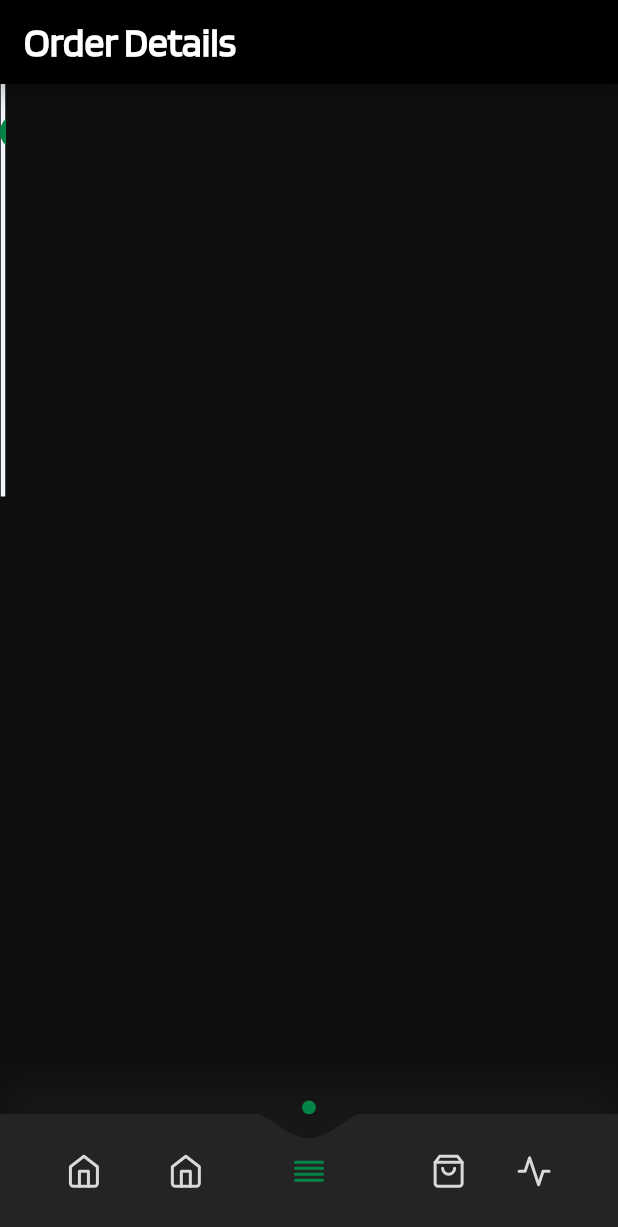
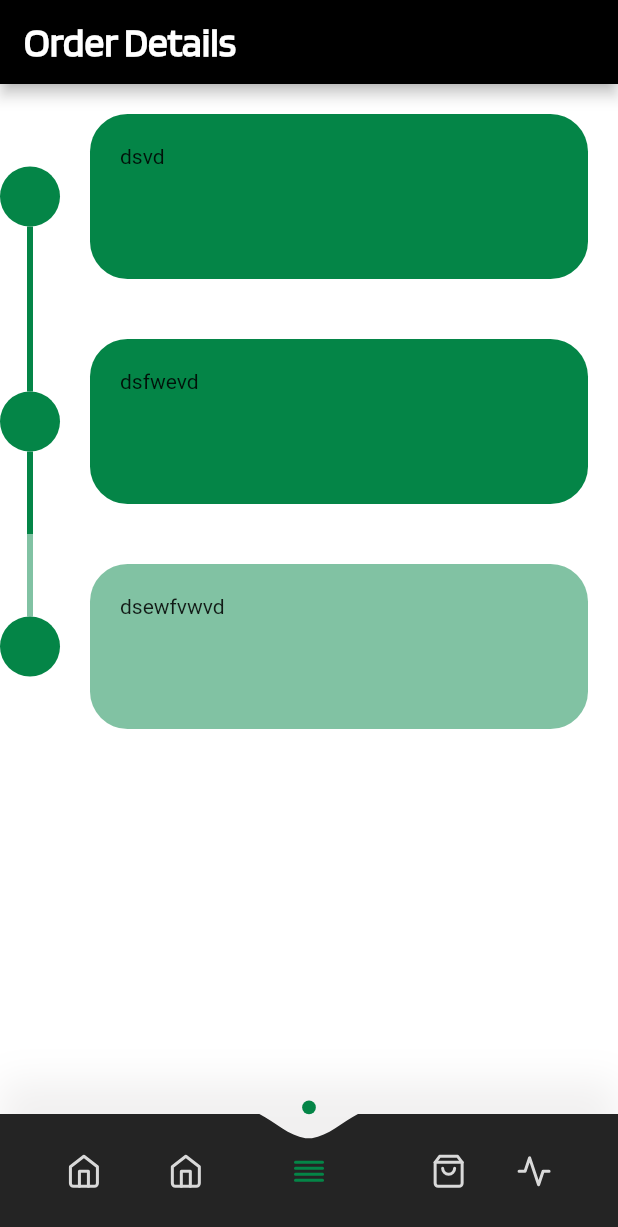
Before and after one commit to Abd44Arfat/sprint, a Flutter app: the screen it shows after launch, item 3 of the bottom bar chosen, on a phone screen of 412 x 824 dp. Shown: the top 1227 px of the screen. Run offline on Flutter 3.47's test engine with Material 2 defaults, Android fonts, the phone set to English and light mode, and no system bars; drawn by our look-alikes of timeline_tile; our stand-ins replace auto_route, cached_network_image, connectivity_plus, dartz, device_preview, dio and 26 more; accounts and stored records are empty; generated files the repository leaves out were written again; network calls fail; project files that could hold a hidden picture were left out.

Commit message:
finish analysis and order details

```diff
--- a/lib/presentation/order_deatails/order_screen.dart
+++ b/lib/presentation/order_deatails/order_screen.dart
@@ -24,7 +24,7 @@ class OrderDetailsScreen extends StatelessWidget {
 
 
       ),
-      body: orderDetails(),
+      body: OrderDetailsBody(),
 
     );
   }
--- /dev/null
+++ b/lib/presentation/order_deatails/widgets/event_card.dart
@@ -0,0 +1,25 @@
+import 'package:actvex/core/resources/colors_manager.dart';
+import 'package:flutter/foundation.dart';
+import 'package:flutter/material.dart';
+
+class EventCard extends StatelessWidget {
+  final bool isPast;
+  final child;
+  const EventCard({super.key, required this.isPast, this.child});
+
+  @override
+  Widget build(BuildContext context) {
+    return Container(
+
+margin: EdgeInsets.all(20),
+padding: EdgeInsets.all(20),
+decoration: BoxDecoration(color: isPast?AppColors.primaryColor:AppColors.primaryColor.withOpacity(0.5),
+
+
+borderRadius: BorderRadius.circular(25)
+),
+child: child,
+
+    );
+  }
+}
--- /dev/null
+++ b/lib/presentation/order_deatails/widgets/my_timeline_tile.dart
@@ -0,0 +1,38 @@
+import 'package:actvex/core/resources/colors_manager.dart';
+import 'package:actvex/presentation/order_deatails/widgets/event_card.dart';
+import 'package:flutter/material.dart';
+import 'package:timeline_tile/timeline_tile.dart';
+
+class MyTimeLineTile extends StatelessWidget {
+  final bool isFirst;
+  final bool isLast;
+  final bool isPast;
+  final eventCard;
+  const MyTimeLineTile({
+    super.key,
+    required this.isFirst,
+    required this.isLast,
+    required this.isPast, this.eventCard,
+  });
+
+  @override
+  Widget build(BuildContext context) {
+    return SizedBox(
+      height: 150,
+      child: TimelineTile(
+        isFirst: isFirst,
+        isLast: isLast,
+        beforeLineStyle: LineStyle(
+            color: isPast
+                ? AppColors.primaryColor
+                : AppColors.primaryColor.withOpacity(0.5)),
+        indicatorStyle:
+            IndicatorStyle(width: 40, color: AppColors.primaryColor),
+        endChild: EventCard(
+          isPast: isPast,
+          child: eventCard,
+        ),
+      ),
+    );
+  }
+}
--- a/lib/presentation/order_deatails/widgets/order_details_body.dart
+++ b/lib/presentation/order_deatails/widgets/order_details_body.dart
@@ -1,32 +1,30 @@
-import 'package:flutter/cupertino.dart';
+import 'package:actvex/presentation/order_deatails/widgets/my_timeline_tile.dart';
+import 'package:flutter/foundation.dart';
 import 'package:flutter/material.dart';
-import 'package:flutter_svg/flutter_svg.dart';
+import 'package:timeline_tile/timeline_tile.dart';
 
-class orderDetails extends StatelessWidget {
-  const orderDetails({super.key});
+class OrderDetailsBody extends StatefulWidget {
+  const OrderDetailsBody({super.key});
 
   @override
+  State<OrderDetailsBody> createState() => _OrderDetailsState();
+}
+
+class _OrderDetailsState extends State<OrderDetailsBody> {
+  @override
   Widget build(BuildContext context) {
-    return Column(
-      children: [
+    return Scaffold(
 
-        Stack(
-          children: [
-            SvgPicture.asset('assets/images/Vector.svg'),
+      body: ListView(
 
-            Positioned(
-              top: 20,
+children: [
 
-              child: SvgPicture.asset('assets/images/truestatus.svg'),
-            )
+MyTimeLineTile(isFirst: true, isLast: false, isPast: true,eventCard: Text('dsvd'),),
+MyTimeLineTile(isFirst: false, isLast: false, isPast: true,eventCard: Text('dsfwevd'),),
+MyTimeLineTile(isFirst: false, isLast: true, isPast: false,eventCard: Text('dsewfvwvd'),),
+],
 
-          ],
-
-
-        ),
-
-      ],
+      ),
     );
-
-
-  }}
+  }
+}
--- a/lib/presentation/orders_screen/tabBar_orders.dart
+++ b/lib/presentation/orders_screen/tabBar_orders.dart
@@ -1,3 +1,4 @@
+import 'package:actvex/presentation/orders_screen/pages/currently_order_screen.dart';
 import 'package:flutter/material.dart';
 import 'package:flutter_screenutil/flutter_screenutil.dart';
 import '../../core/common/components/widgets/my_text.dart';
@@ -38,7 +39,7 @@ class _TabBarPageState extends State<TabBarPage>
   Widget build(BuildContext context) {
     return Scaffold(
 
-      backgroundColor: Color(0xff141415),
+      backgroundColor: AppColors.background,
 
       appBar: AppBar(
         elevation: 0,
@@ -100,7 +101,7 @@ class _TabBarPageState extends State<TabBarPage>
                   child: TabBarView(
                     controller: tabController,
                     children: [
-                      Container(),
+                      CurrentlyOrderScreen(),
                       Container(),
                     ],
                   ),
--- a/lib/presentation/root_app/main_screen.dart
+++ b/lib/presentation/root_app/main_screen.dart
@@ -1,5 +1,6 @@
 // ignore_for_file: public_member_api_docs, sort_constructors_first
 import 'package:actvex/presentation/Address_user/user_address.dart';
+import 'package:actvex/presentation/Categories_screen/Categories_Screen.dart';
 import 'package:actvex/presentation/root_app/pages/anlysis_screen/analysis_screen.dart';
 import 'package:actvex/presentation/root_app/pages/products_screen/home_screen.dart';
 import 'package:auto_route/auto_route.dart';
@@ -25,7 +26,7 @@ class _MainScreenState extends State<MainScreen> {
     AnalysisScreen(),
     OrderDetailsScreen(),
     TabBarPage(),
-    UserAddress(),
+    CategoriesScreen(),
   ];
 
   @override
--- a/lib/presentation/root_app/pages/anlysis_screen/analysis_screen.dart
+++ b/lib/presentation/root_app/pages/anlysis_screen/analysis_screen.dart
@@ -24,7 +24,7 @@ class AnalysisScreen extends StatelessWidget {
 
 
       ),
-      body: AnalysisScreenBody(),
+      body: DonutChart(),
 
     );
   }
--- a/pubspec.yaml
+++ b/pubspec.yaml
@@ -69,8 +69,8 @@ dependencies:
   feather_icons:
   flutter_feather_icons:
   device_preview:
-  status_change:
-
+  timeline_tile: ^2.0.0
+  fl_chart: ^0.64.0
   pin_code_fields: ^8.0.1
 
 dev_dependencies:
```
Also changed, not shown: lib/presentation/Categories_screen/Categories_Screen.dart (added, +30 -0 lines), lib/presentation/Categories_screen/widgets/categories_Screen_body.dart (added, +38 -0 lines), lib/presentation/orders_screen/pages/currently_order_screen.dart (added, +25 -0 lines), lib/presentation/orders_screen/pages/widgets/oreder_item.dart (added, +26 -0 lines), lib/presentation/root_app/pages/anlysis_screen/widgets/anlysis_screen_body.dart (+79 -35 lines), lib/presentation/orders_screen/pages/history_order_Screen.dart (added), pubspec.lock.
